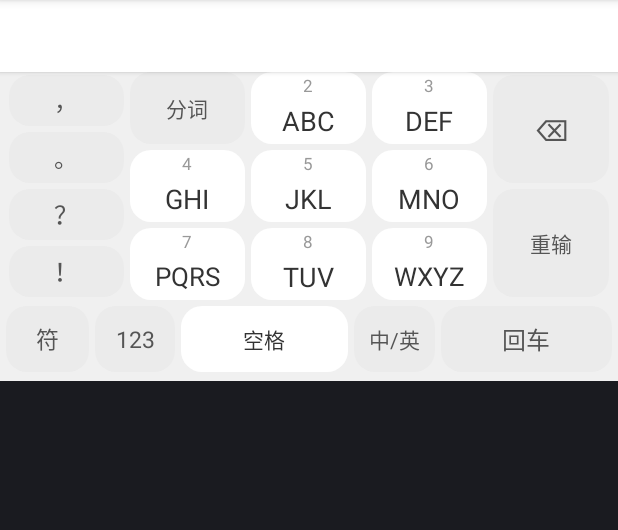
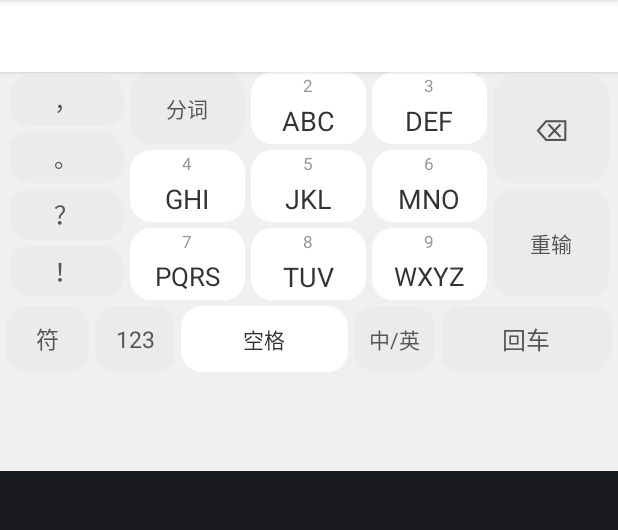
Before and after one commit to Xiwei753/pinyin, an Android app: the layout keyboard_view.xml on its own in the app's theme, with its tools: preview values and no code run, on a phone screen of 412 x 824 dp, the part 84-614 px from its top. Run offline under Robolectric (Android 15) with nearby library versions, the phone set to English and light mode, and no system bars.

Commit message:
Refactor Android IME UI and haptic feedback timing
- Wrap keyboard panels in a fixed-height layout to ensure consistency during mode switching.
- Make the symbol panel content scrollable internally.
- Reposition and restyle the Pinyin preedit display as a small bubble (`pinyin_bg.xml`).
- Move haptic feedback triggers for all keys from the logical `onClick` chain to the `ACTION_DOWN` motion event to improve touch responsiveness.

Co-authored-by: Xiwei753 <188466272+Xiwei753@users.noreply.github.com>

```diff
--- /dev/null
+++ b/frontends/android-ime/native-app/android/app/src/main/res/drawable/pinyin_bg.xml
@@ -0,0 +1,6 @@
+<?xml version="1.0" encoding="utf-8"?>
+<shape xmlns:android="http://schemas.android.com/apk/res/android">
+    <solid android:color="#E8E8E8" />
+    <corners android:radius="16dp" />
+    <stroke android:width="1dp" android:color="#D0D0D0" />
+</shape>
--- a/frontends/android-ime/native-app/android/app/src/main/res/layout/keyboard_view.xml
+++ b/frontends/android-ime/native-app/android/app/src/main/res/layout/keyboard_view.xml
@@ -32,26 +32,11 @@
         </HorizontalScrollView>
     </LinearLayout>
 
-    <!-- Floating Pinyin Display -->
-    <LinearLayout
-        android:id="@+id/pinyin_floating_bar"
+
+    <FrameLayout
+        android:id="@+id/keyboard_shell"
         android:layout_width="match_parent"
-        android:layout_height="32dp"
-        android:orientation="horizontal"
-        android:gravity="center"
-        android:background="#E8E8E8"
-        android:visibility="gone"
-        android:paddingStart="12dp"
-        android:paddingEnd="12dp">
-        <TextView
-            android:id="@+id/pinyin_floating_text"
-            android:layout_width="wrap_content"
-            android:layout_height="match_parent"
-            android:textSize="18sp"
-            android:textColor="#333333"
-            android:gravity="center_vertical"
-            android:singleLine="true" />
-    </LinearLayout>
+        android:layout_height="260dp">
 
     <!-- Chinese/English T9 Panel -->
     <LinearLayout
@@ -790,4 +775,34 @@
         </LinearLayout>
     </LinearLayout>
 
+
+
+    <!-- Floating Pinyin Display -->
+    <LinearLayout
+        android:id="@+id/pinyin_floating_bar"
+        android:layout_width="wrap_content"
+        android:layout_height="wrap_content"
+        android:layout_gravity="top|start"
+        android:layout_marginStart="40dp"
+        android:layout_marginTop="2dp"
+        android:orientation="horizontal"
+        android:gravity="center"
+        android:background="@drawable/pinyin_bg"
+        android:visibility="gone"
+        android:paddingStart="8dp"
+        android:paddingEnd="8dp"
+        android:paddingTop="2dp"
+        android:paddingBottom="2dp"
+        android:elevation="4dp">
+        <TextView
+            android:id="@+id/pinyin_floating_text"
+            android:layout_width="wrap_content"
+            android:layout_height="wrap_content"
+            android:textSize="14sp"
+            android:textColor="#333333"
+            android:gravity="center_vertical"
+            android:singleLine="true" />
+    </LinearLayout>
+
+    </FrameLayout>
 </LinearLayout>
```
Also changed, not shown: frontends/android-ime/native-app/android/app/src/main/java/io/github/xiwei753/pinyin/t9/XiweiT9ImeService.kt (+46 -56 lines).
